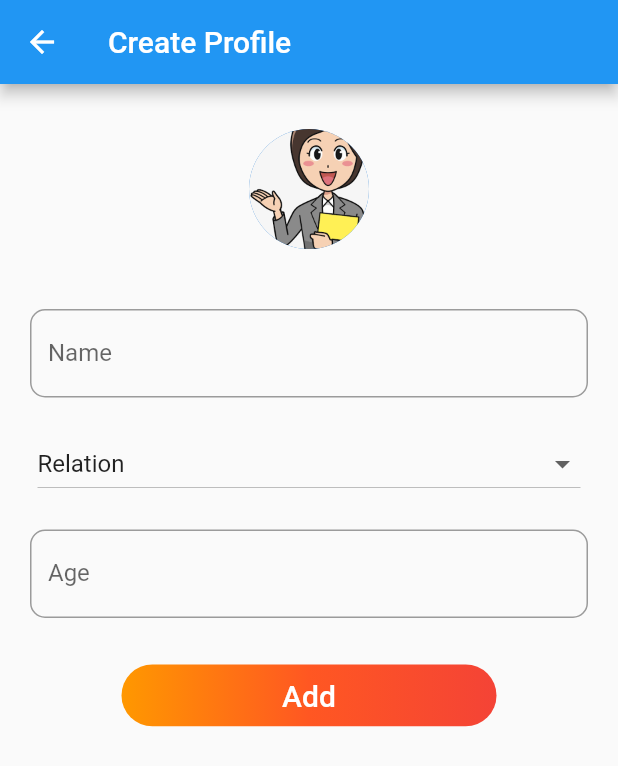
After one commit to faizank09855/linkedin_registration, a Flutter app: the StudentDetailScreen screen opened directly, on a phone screen of 412 x 824 dp. The commit adds this screen. Shown: the top 766 px of the screen. Run offline on Flutter 3.47's test engine with Material 2 defaults, Android fonts, the phone set to English and light mode, and no system bars; our stand-ins replace cloud_firestore, firebase_auth, firebase_core, fluttertoast, google_sign_in; accounts and stored records are empty.

Commit message:
'29-10-21'

```diff
--- /dev/null
+++ b/lib/profile_module/Screen/CreateProfileScreen.dart
@@ -0,0 +1,149 @@
+import 'package:flutter/material.dart';
+
+class StudentDetailScreen extends StatefulWidget {
+  const StudentDetailScreen({Key? key}) : super(key: key);
+
+  @override
+  _StudentDetailScreenState createState() => _StudentDetailScreenState();
+}
+
+class _StudentDetailScreenState extends State<StudentDetailScreen> {
+  TextEditingController nameController = TextEditingController();
+  TextEditingController ageController = TextEditingController();
+
+  String name='',age='';
+  Object selectRelation = 1;
+
+  @override
+  Widget build(BuildContext context) {
+    return Scaffold(
+      appBar: AppBar(
+        title: Text("Create Profile"),
+        leading: IconButton(onPressed: (){
+          Navigator.pop(context);
+        },
+            icon: Icon(Icons.arrow_back)),
+      ),
+      body: SafeArea(
+        child: Column(
+          children: [
+            const Padding(
+              padding: EdgeInsets.symmetric(horizontal:130, vertical: 30),
+              child: CircleAvatar(
+                radius: 40,
+                backgroundImage: AssetImage("assets/profile.png"),
+              ),
+            ),
+            Padding(
+              padding: const EdgeInsets.symmetric(horizontal: 20,vertical: 10),
+              child: TextFormField(
+                controller: nameController,
+                keyboardType: TextInputType.text,
+                decoration: InputDecoration(
+                  border: OutlineInputBorder(
+                    borderRadius: BorderRadius.circular(10),
+                  ),
+                  hintText: "Enter Your Name",
+                  labelText: "Name",
+                ),
+              ),
+            ),
+            Padding(
+              padding: EdgeInsets.symmetric(horizontal: 25,vertical: 10),
+              child: DropdownButton(
+                  isExpanded: true,
+                  value: selectRelation,
+                  borderRadius: BorderRadius.circular(10),
+                  items: const [
+                    DropdownMenuItem(
+                      child: Text("Relation"),
+                      value: 1,
+                    ),
+                    DropdownMenuItem(
+                      child: Text("Brother"),
+                      value: 2,
+                    ),
+                    DropdownMenuItem(
+                      child: Text("Sister"),
+                      value: 3,
+                    ),
+                    DropdownMenuItem(
+                      child: Text("Mother"),
+                      value: 4,
+                    ),
+                    DropdownMenuItem(
+                      child: Text("Father"),
+                      value: 5,
+                    ),
+                  ],
+                  onChanged: (value) {
+                    setState(() {
+                      selectRelation = value!;
+                    });
+                  },
+                  hint:Text("Select item")
+              ),
+            ),
+            Padding(
+              padding: const EdgeInsets.symmetric(horizontal: 20,vertical:10),
+              child: TextFormField(
+                controller: ageController,
+                keyboardType: TextInputType.number,
+                decoration: InputDecoration(
+                  border: OutlineInputBorder(
+                    borderRadius: BorderRadius.circular(10),
+                  ),
+                  hintText: "Enter Your Age",
+                  labelText: "Age",
+                ),
+              ),
+            ),
+            Padding(
+              padding: EdgeInsets.symmetric(vertical: 15,horizontal: 30),
+              child: Container(
+                width: 250,
+                height: MediaQuery.of(context).size.height*.05,
+                margin: const EdgeInsets.symmetric(
+                    vertical: 6, horizontal: 8),
+                decoration: BoxDecoration(
+                    gradient: const LinearGradient(
+                        begin: Alignment.centerLeft,
+                        end: Alignment.centerRight,
+                        colors: [
+                          Colors.orange,
+                          Colors.deepOrange,
+                          Colors.red,
+                        ]),
+                    border: Border.all(
+                      style: BorderStyle.none,
+                    ),
+                    borderRadius:
+                    const BorderRadius.all(Radius.circular(30))),
+                child: TextButton(
+                  style: ButtonStyle(
+                    shape: MaterialStateProperty.all<
+                        RoundedRectangleBorder>(
+                      RoundedRectangleBorder(
+                        borderRadius: BorderRadius.circular(30.0),
+                      ),
+                    ),
+                  ),
+                  onPressed: () {
+                    Navigator.pop(context);
+                  },
+                  child: const Text(
+                    "Add",
+                    style: TextStyle(
+                      color: Colors.white,
+                      fontSize: 20,
+                    ),
+                  ),
+                ),
+              ),
+            ),
+          ],
+        ),
+      ),
+    );
+  }
+}
```
Also changed, not shown: lib/homeScreen_module/homeScreen.dart (+143 -47 lines), lib/profile_module/Screen/ProfileScreen.dart (added), lib/profile_module/Screen/RateUsScreen.dart (added), lib/profile_module/Screen/welcomeStudentScreen.dart (added).
